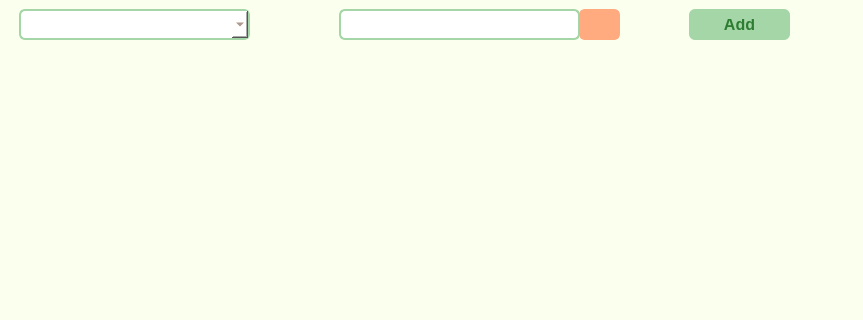
olhaLK/herbarium_app, file ui/main_window.ui: the form before one commit; both pictures show x 0 to 863 and y 0 to 320 of the 863 by 853 pixel window.
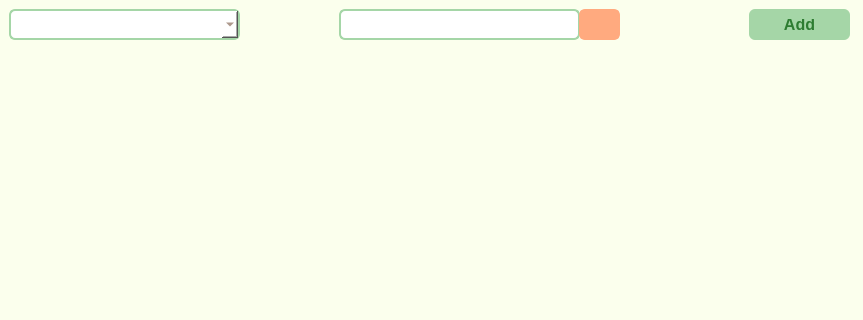
The form after the commit. Icons and pictures are not drawn.

The edit to the form file:
```diff
--- a/ui/main_window.ui
+++ b/ui/main_window.ui
@@ -50,7 +50,7 @@
       <widget class="QComboBox" name="filterMain">
        <property name="geometry">
         <rect>
-         <x>10</x>
+         <x>0</x>
          <y>0</y>
          <width>231</width>
          <height>31</height>
@@ -108,7 +108,7 @@
       <widget class="QPushButton" name="btnAddMain">
        <property name="geometry">
         <rect>
-         <x>680</x>
+         <x>740</x>
          <y>0</y>
          <width>101</width>
          <height>31</height>
```
